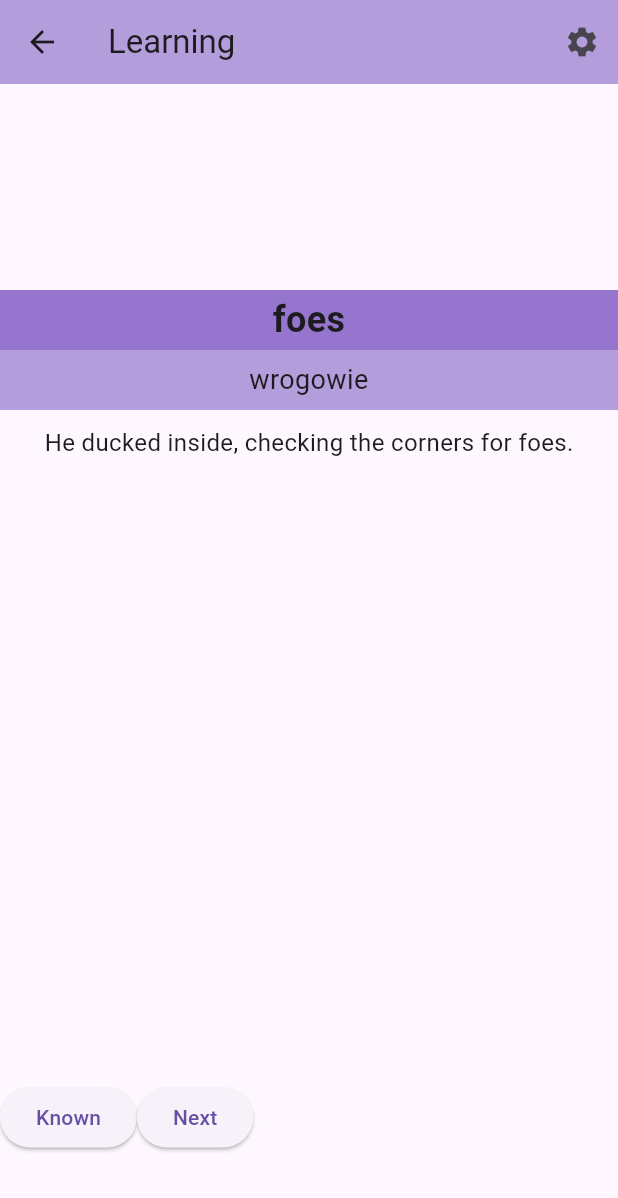
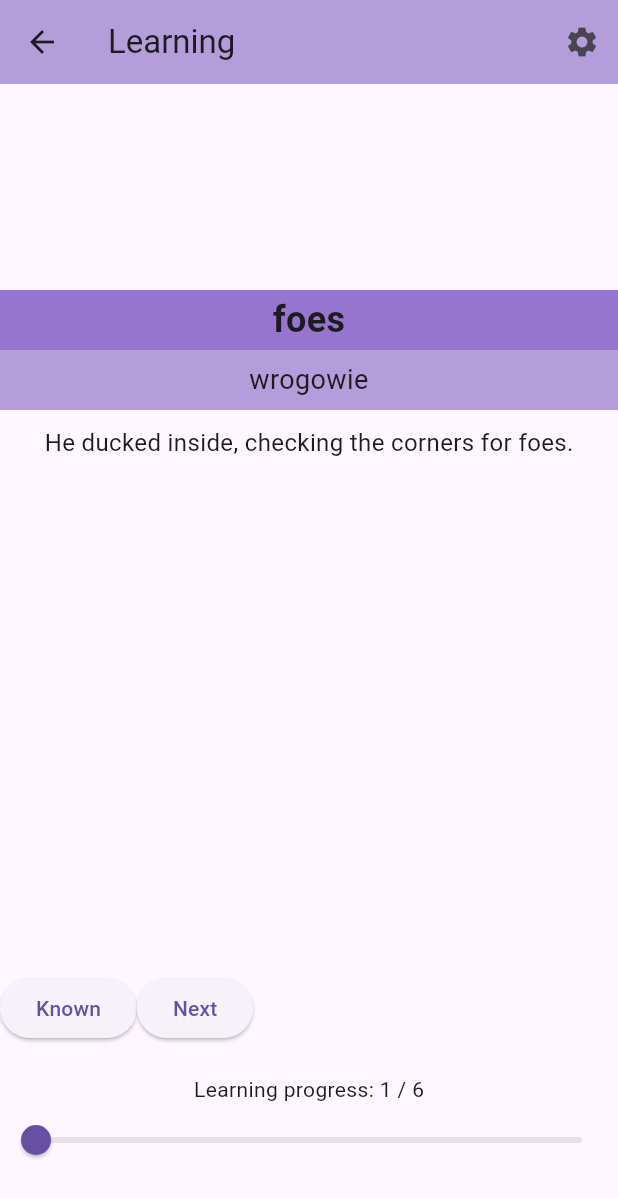
Before and after one commit to Koczek9/FlutterFlashcards, a Flutter app: the screen it shows after launch, after a tap on "Learning", on a phone screen of 412 x 824 dp. Shown: the top 1198 px of the screen. Run offline on Flutter 3.47's test engine with Material 3 defaults, Android fonts, the phone set to English and light mode, and no system bars; our stand-ins replace flutter_riverpod.

Commit message:
Added Learning progress slider.

```diff
--- a/flashcards_flutter/lib/widgets/learning.dart
+++ b/flashcards_flutter/lib/screens/learning.dart
@@ -1,6 +1,7 @@
 import 'package:flashcards_flutter/screens/learning_stateless.dart';
 import 'package:flutter/material.dart';
 import 'package:flashcards_flutter/models/flashcard.dart';
+import 'package:flashcards_flutter/widgets/flashcard_scaffold.dart';
 
 class Learning extends StatefulWidget {
   Learning({super.key, required this.flashcards});
@@ -26,9 +27,32 @@ class _LearningState extends State<Learning> {
 
   @override
   Widget build(BuildContext context) {
-    return LearningStateless(
-      flashcard: widget.flashcard,
-      onNextPressed: nextFlashcard,
+    return FlashcardScaffold(
+      title: 'Learning',
+      body: Column(
+        children: [
+          LearningStateless(
+            flashcard: widget.flashcard,
+            onNextPressed: nextFlashcard,
+          ),
+          SizedBox(height: 20),
+          Text(
+            'Learning progress: ${widget.currentIndex + 1} / ${widget.flashcards.length}',
+          ),
+          Slider(
+            value: widget.currentIndex.toDouble(),
+            onChanged: (value) {
+              setState(() {
+                widget.currentIndex = value.toInt();
+              });
+            },
+            min: 0,
+            max: widget.flashcards.length - 1,
+            //divisions: 8,
+          ),
+          SizedBox(height: 40),
+        ],
+      ),
     );
   }
 }
--- a/flashcards_flutter/lib/screens/learning_stateless.dart
+++ b/flashcards_flutter/lib/screens/learning_stateless.dart
@@ -1,4 +1,3 @@
-import 'package:flashcards_flutter/widgets/flashcard_scaffold.dart';
 import 'package:flutter/material.dart';
 import 'package:flashcards_flutter/models/flashcard.dart';
 
@@ -20,9 +19,8 @@ class LearningStateless extends StatelessWidget {
         MediaQuery.paddingOf(context).top +
         MediaQuery.paddingOf(context).bottom;
 
-    return FlashcardScaffold(
-      title: 'Learning',
-      body: Column(
+    return Expanded(
+      child: Column(
         mainAxisAlignment: MainAxisAlignment.center,
         children: [
           SizedBox(height: height / 6),
@@ -69,7 +67,6 @@ class LearningStateless extends StatelessWidget {
               ),
             ],
           ),
-          SizedBox(height: height / 15),
         ],
       ),
     );
--- a/flashcards_flutter/lib/screens/screen_selector.dart
+++ b/flashcards_flutter/lib/screens/screen_selector.dart
@@ -1,7 +1,7 @@
 import 'package:flashcards_flutter/screens/matching_game.dart';
 import 'package:flashcards_flutter/widgets/flashcard_scaffold.dart';
 import 'package:flutter/material.dart';
-import 'package:flashcards_flutter/widgets/learning.dart';
+import 'package:flashcards_flutter/screens/learning.dart';
 import 'package:flashcards_flutter/models/flashcard.dart';
 import 'package:flashcards_flutter/screens/select.dart';
 import 'package:flashcards_flutter/screens/settings_screen.dart';
```
